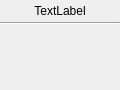
Above: src/nodebase.ui from ttddee/Cascade before the change. Below: the same form after it.
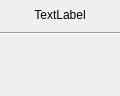
That is the form after the change.

```diff
--- a/src/nodebase.ui
+++ b/src/nodebase.ui
@@ -7,19 +7,19 @@
     <x>0</x>
     <y>0</y>
     <width>120</width>
-    <height>90</height>
+    <height>96</height>
    </rect>
   </property>
   <property name="minimumSize">
    <size>
     <width>120</width>
-    <height>90</height>
+    <height>96</height>
    </size>
   </property>
   <property name="maximumSize">
    <size>
-    <width>120</width>
-    <height>90</height>
+    <width>129</width>
+    <height>100</height>
    </size>
   </property>
   <property name="windowTitle">
@@ -36,27 +36,27 @@
     <number>0</number>
    </property>
    <property name="topMargin">
-    <number>4</number>
+    <number>2</number>
    </property>
    <item>
     <widget class="QLabel" name="NodeTitleLabel">
      <property name="minimumSize">
       <size>
        <width>120</width>
-       <height>0</height>
+       <height>26</height>
       </size>
      </property>
      <property name="maximumSize">
       <size>
        <width>16777215</width>
-       <height>20</height>
+       <height>26</height>
       </size>
      </property>
      <property name="text">
       <string>TextLabel</string>
      </property>
      <property name="alignment">
-      <set>Qt::AlignHCenter|Qt::AlignTop</set>
+      <set>Qt::AlignCenter</set>
      </property>
      <property name="wordWrap">
       <bool>true</bool>
```
